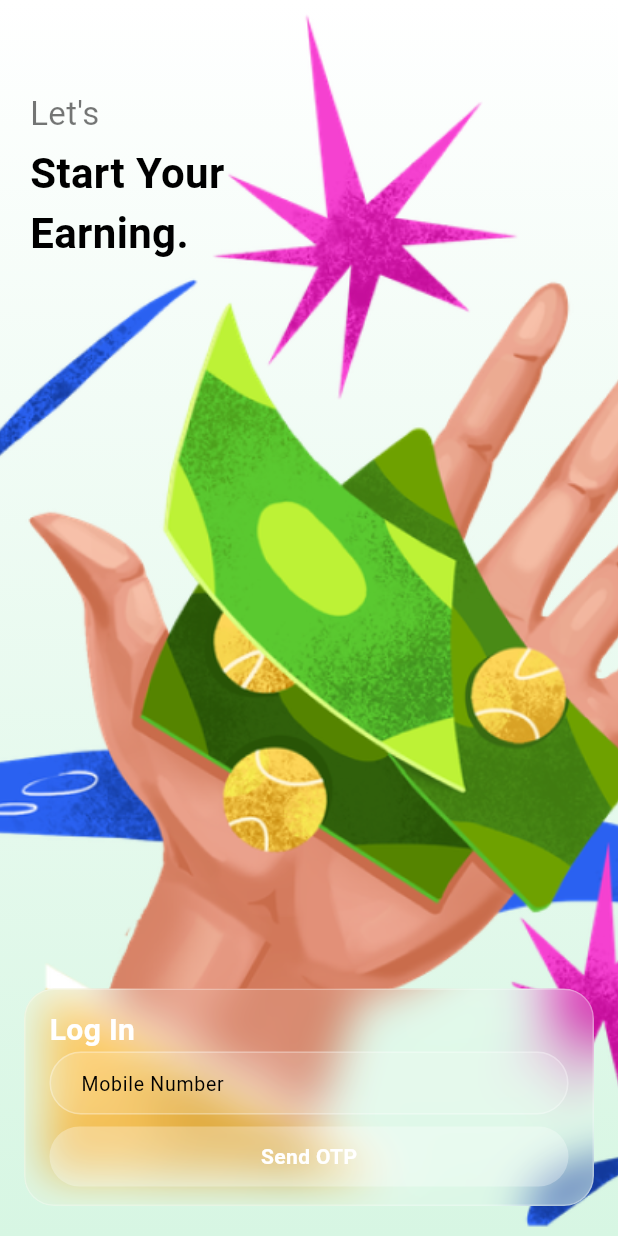
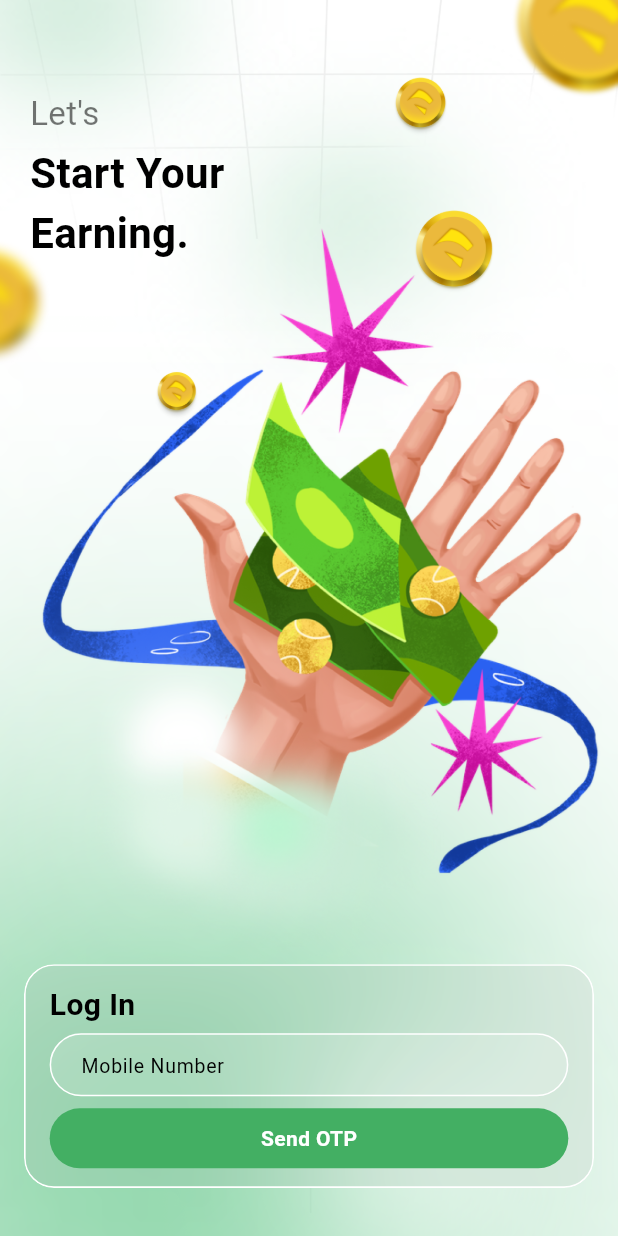
Before and after one commit to easyryt/rewardlyFlutterApp, a Flutter app: the screen it shows after launch, after a tap on "Log In", on a phone screen of 412 x 824 dp. Run offline on Flutter 3.47's test engine with Material 3 defaults, Android fonts, the phone set to English and light mode, and no system bars; our stand-ins replace cached_network_image, carousel_slider, cookie_jar, dio, dio_cookie_manager, dotted_border and 10 more; missing offline and left inert: flutter_inappwebview, installed_apps; accounts and stored records are empty; statements that could not run were skipped.

Commit message:
commit-1 14-08-25

```diff
--- a/lib/screens/auth/login_screen.dart
+++ b/lib/screens/auth/login_screen.dart
@@ -117,7 +117,7 @@ class _LoginScreenState extends State<LoginScreen> {
           Align(
             alignment: Alignment.bottomCenter,
             child: Padding(
-              padding: const EdgeInsets.symmetric(horizontal: 16, vertical: 20),
+              padding: const EdgeInsets.symmetric(horizontal: 16, vertical: 32),
               child: ClipRRect(
                 borderRadius: BorderRadius.circular(20),
                 child: BackdropFilter(
@@ -127,9 +127,9 @@ class _LoginScreenState extends State<LoginScreen> {
                     padding: const EdgeInsets.symmetric(
                         horizontal: 16, vertical: 12),
                     decoration: BoxDecoration(
-                      color: Colors.white.withOpacity(0.1),
+                      color: greyColor.withOpacity(0.12),
                       borderRadius: BorderRadius.circular(20),
-                      border: Border.all(color: Colors.white.withOpacity(0.3)),
+                      border: Border.all(color: whiteColor, width: 1.1),
                     ),
                     child: Column(
                       mainAxisSize: MainAxisSize.min,
@@ -141,10 +141,11 @@ class _LoginScreenState extends State<LoginScreen> {
                             style: TextStyle(
                               fontSize: 20,
                               fontWeight: FontWeight.bold,
-                              color: Colors.white,
+                              color: blackColor,
                             ),
                           ),
                         ),
+                        const SizedBox(height: 4),
                         _buildTextField("Mobile Number", phoneController, false,
                             isNumber: true),
                         if (isOtpSent) const SizedBox(height: 12),
@@ -246,7 +247,7 @@ class _LoginScreenState extends State<LoginScreen> {
                                             vertical: 10),
                                         width: double.infinity,
                                         decoration: BoxDecoration(
-                                          color: Colors.white.withOpacity(0.3),
+                                          color: appColor,
                                           borderRadius:
                                               BorderRadius.circular(20),
                                         ),
@@ -279,7 +280,7 @@ class _LoginScreenState extends State<LoginScreen> {
       decoration: BoxDecoration(
         color: Colors.white.withOpacity(0.15),
         borderRadius: BorderRadius.circular(30),
-        border: Border.all(color: Colors.white.withOpacity(0.3)),
+        border: Border.all(color: whiteColor),
       ),
       child: TextFormField(
         controller: controller,
--- a/lib/screens/auth/main_login.dart
+++ b/lib/screens/auth/main_login.dart
@@ -1,5 +1,6 @@
 import 'package:flutter/material.dart';
 import 'package:get/get.dart';
+import 'package:job_review/constant/color_const.dart';
 import 'package:job_review/screens/auth/login_screen.dart';
 import 'package:job_review/screens/auth/sign_up_screen.dart';
 
@@ -8,23 +9,35 @@ class MainLogin extends StatelessWidget {
 
   @override
   Widget build(BuildContext context) {
+    Size size = MediaQuery.of(context).size;
     return Scaffold(
       backgroundColor: const Color(0xFFE1F5EC),
-      body: SafeArea(
+      body: Container(
+        height: size.height,
+        width: size.width,
+        decoration: BoxDecoration(
+            image: DecorationImage(
+                image: AssetImage('assets/images/money_hand.png'),
+                fit: BoxFit.cover)),
         child: Column(
           children: [
-            const SizedBox(height: 20),
+            const SizedBox(height: 38),
             const Padding(
               padding: EdgeInsets.symmetric(horizontal: 24),
               child: Column(
                 crossAxisAlignment: CrossAxisAlignment.start,
                 children: [
-                  Text("Let's", style: TextStyle(fontSize: 20)),
-                  Text(
+                  Align(
+                      alignment: Alignment.centerLeft,
+                      child: Text("Let's", style: TextStyle(fontSize: 20))),
+                  Align(
+                    alignment: Alignment.centerLeft,
+                    child: Text(
                       "Start Your\nEarning.",
                       style: TextStyle(
                         fontSize: 28,
                         fontWeight: FontWeight.bold,
+                      ),
                     ),
                   ),
                 ],
@@ -32,19 +45,17 @@ class MainLogin extends StatelessWidget {
             ),
             const SizedBox(height: 20),
             // Main illustration
-            Expanded(
-              child: Center(
-                child: Image.asset(
-                  'assets/images/money_hand.png',
-                  fit: BoxFit.contain,
-                  height: 300,
-                ),
-              ),
-            ),
-            const SizedBox(height: 20),
+            const Spacer(),
             // Sign Up Button
-            Padding(
-              padding: const EdgeInsets.symmetric(horizontal: 24),
+            Container(
+              margin: const EdgeInsets.symmetric(horizontal: 16, vertical: 16),
+              decoration: BoxDecoration(
+                  color: greyColor.withOpacity(0.12),
+                  border: Border.all(color: whiteColor, width: 1.2),
+                  borderRadius: BorderRadius.circular(16)),
+              child: Padding(
+                padding:
+                    const EdgeInsets.symmetric(horizontal: 16, vertical: 16),
                 child: Column(
                   children: [
                     SizedBox(
@@ -72,7 +83,7 @@ class MainLogin extends StatelessWidget {
                       width: double.infinity,
                       child: OutlinedButton(
                         style: OutlinedButton.styleFrom(
-                        side: const BorderSide(color: Color(0xFF4ADE80)),
+                          side: const BorderSide(color: whiteColor, width: 1.2),
                           padding: const EdgeInsets.symmetric(vertical: 14),
                           shape: RoundedRectangleBorder(
                             borderRadius: BorderRadius.circular(24),
@@ -83,12 +94,12 @@ class MainLogin extends StatelessWidget {
                         },
                         child: const Text(
                           'Log In',
-                        style:
-                            TextStyle(color: Color(0xFF4ADE80), fontSize: 16),
+                          style: TextStyle(color: blackColor, fontSize: 16),
                         ),
                       ),
                     ),
                   ],
+                ),
               ),
             ),
             const SizedBox(height: 40),
--- a/lib/screens/refer_screen.dart
+++ b/lib/screens/refer_screen.dart
@@ -22,6 +22,7 @@ class _ReferEarnScreenState extends State<ReferEarnScreen> {
 
   @override
   Widget build(BuildContext context) {
+    Size size = MediaQuery.of(context).size;
     return Scaffold(
       backgroundColor: whiteColor,
       appBar: AppBar(
@@ -52,7 +53,7 @@ class _ReferEarnScreenState extends State<ReferEarnScreen> {
           children: [
             Image.asset(
               'assets/images/refer_back.png',
-              height: 188,
+              width: size.width * 0.83,
               fit: BoxFit.cover,
             ),
             const SizedBox(height: 12),
```
Also changed, not shown: lib/screens/bottom_navigation_bar.dart (+15 -9 lines), lib/screens/home/details_screen.dart (+40 -2 lines), lib/widget/task_card.dart (+17 -42 lines), lib/widget/task_list.dart (+26 -25 lines), assets/bottom/history.png (added), assets/bottom/history1.png (added), assets/bottom/reffer1.png (added), assets/bottom/setting1.png (added), assets/images/money_hand.png. Lines whose indentation alone changed are shown as unchanged.
